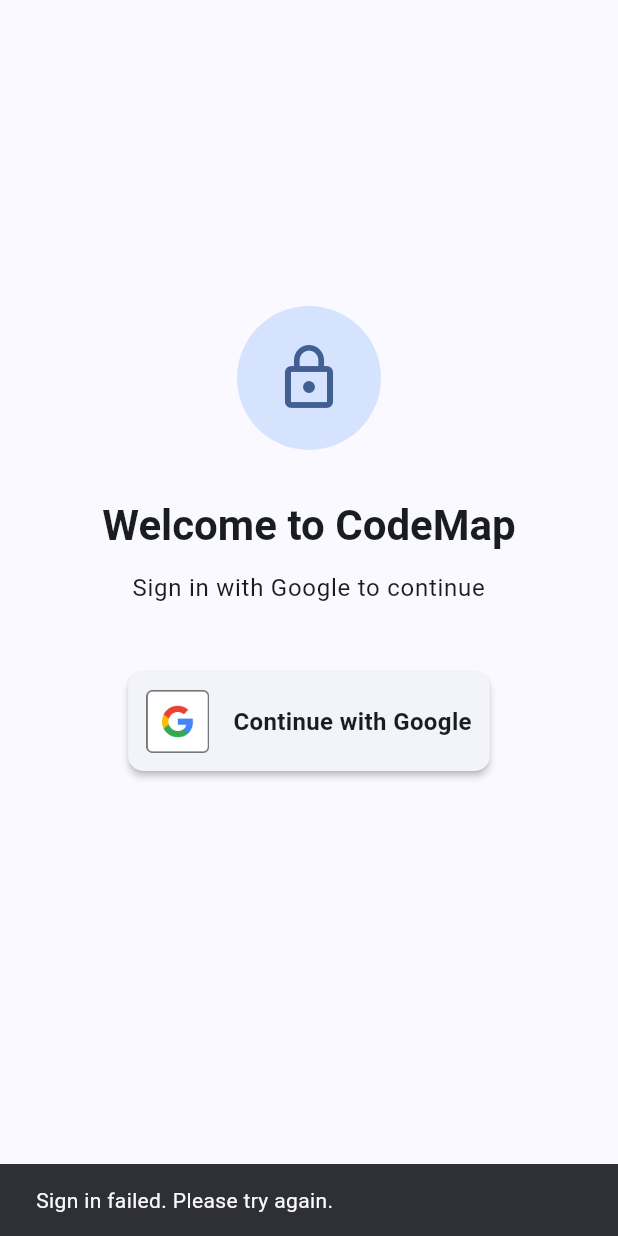
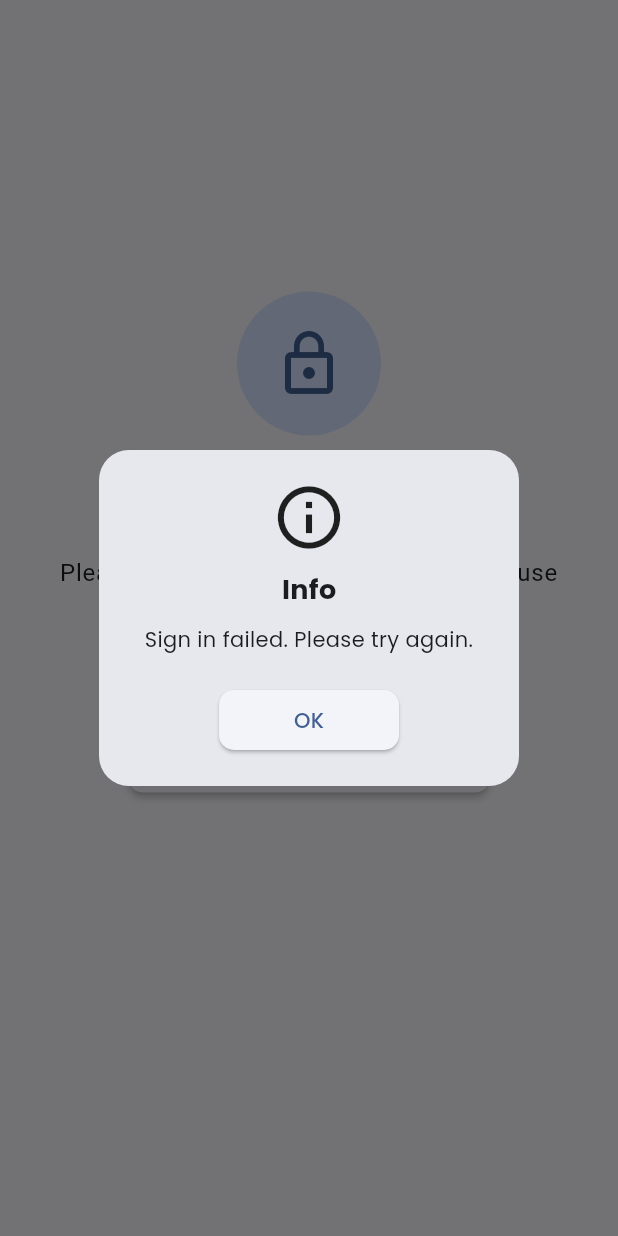
Before and after one commit to Diaz1401/CodeMap, a Flutter app: the screen it shows after launch, after a tap on "Continue with Google", on a phone screen of 412 x 824 dp. Run offline on Flutter 3.47's test engine with Material 3 defaults, Android fonts, the phone set to English and light mode, and no system bars; our stand-ins replace firebase_auth, firebase_core, firebase_database, flutter_markdown_plus, google_fonts, google_sign_in; accounts and stored records are empty.

```diff
--- a/lib/l10n/app_en.arb
+++ b/lib/l10n/app_en.arb
@@ -12,5 +12,10 @@
     "resultNoCode": "No code analyzed yet.",
     "navbarInputCode": "Input Code",
     "navbarResults": "Result",
-    "navbarSetting": "Setting"
+    "navbarSetting": "Setting",
+    "titleWelcome": "Welcome to CodeMap",
+    "msgInputLimitReached": "Account code input limit reached. Please try again 6 hours later.",
+    "msgContinueWithGoogle": "Please continue with Google account to use this app.",
+    "btnContinueWithGoogle": "Continue with Google",
+    "msgSignInFailed": "Sign in failed. Please try again."
 }
--- a/lib/l10n/app_localizations.dart
+++ b/lib/l10n/app_localizations.dart
@@ -181,6 +181,36 @@ abstract class AppLocalizations {
   /// In en, this message translates to:
   /// **'Setting'**
   String get navbarSetting;
+
+  /// No description provided for @titleWelcome.
+  ///
+  /// In en, this message translates to:
+  /// **'Welcome to CodeMap'**
+  String get titleWelcome;
+
+  /// No description provided for @msgInputLimitReached.
+  ///
+  /// In en, this message translates to:
+  /// **'Account code input limit reached. Please try again 6 hours later.'**
+  String get msgInputLimitReached;
+
+  /// No description provided for @msgContinueWithGoogle.
+  ///
+  /// In en, this message translates to:
+  /// **'Please continue with Google account to use this app.'**
+  String get msgContinueWithGoogle;
+
+  /// No description provided for @btnContinueWithGoogle.
+  ///
+  /// In en, this message translates to:
+  /// **'Continue with Google'**
+  String get btnContinueWithGoogle;
+
+  /// No description provided for @msgSignInFailed.
+  ///
+  /// In en, this message translates to:
+  /// **'Sign in failed. Please try again.'**
+  String get msgSignInFailed;
 }
 
 class _AppLocalizationsDelegate
--- a/lib/l10n/app_localizations_en.dart
+++ b/lib/l10n/app_localizations_en.dart
@@ -49,4 +49,21 @@ class AppLocalizationsEn extends AppLocalizations {
 
   @override
   String get navbarSetting => 'Setting';
+
+  @override
+  String get titleWelcome => 'Welcome to CodeMap';
+
+  @override
+  String get msgInputLimitReached =>
+      'Account code input limit reached. Please try again 6 hours later.';
+
+  @override
+  String get msgContinueWithGoogle =>
+      'Please continue with Google account to use this app.';
+
+  @override
+  String get btnContinueWithGoogle => 'Continue with Google';
+
+  @override
+  String get msgSignInFailed => 'Sign in failed. Please try again.';
 }
--- a/lib/pages/signin_page.dart
+++ b/lib/pages/signin_page.dart
@@ -1,7 +1,8 @@
+import 'package:codemap/l10n/app_localizations.dart';
 import 'package:codemap/services/google_signin_service.dart';
+import 'package:codemap/utils/util.dart';
 import 'package:firebase_auth/firebase_auth.dart';
 import 'package:flutter/material.dart';
-import 'package:google_sign_in/google_sign_in.dart';
 import '../main_navigation.dart';
 
 class LoginPage extends StatelessWidget {
@@ -30,7 +31,7 @@ class LoginPage extends StatelessWidget {
               ),
               const SizedBox(height: 32),
               Text(
-                'Welcome to CodeMap',
+                AppLocalizations.of(context)!.titleWelcome,
                 style: Theme.of(context).textTheme.headlineMedium?.copyWith(
                   fontWeight: FontWeight.bold,
                 ),
@@ -38,7 +39,7 @@ class LoginPage extends StatelessWidget {
               ),
               const SizedBox(height: 12),
               Text(
-                'Sign in with Google to continue',
+                AppLocalizations.of(context)!.msgContinueWithGoogle,
                 style: Theme.of(context).textTheme.bodyLarge,
                 textAlign: TextAlign.center,
               ),
@@ -52,10 +53,9 @@ class LoginPage extends StatelessWidget {
                       MaterialPageRoute(builder: (_) => const MainNavigation()),
                     );
                   } else {
-                    ScaffoldMessenger.of(context).showSnackBar(
-                      SnackBar(
-                        content: Text('Sign in failed. Please try again.'),
-                      ),
+                    utilShowDialog(
+                      context,
+                      AppLocalizations.of(context)!.msgSignInFailed,
                     );
                   }
                 },
@@ -80,8 +80,8 @@ class LoginPage extends StatelessWidget {
                           fit: BoxFit.contain,
                         ),
                         const SizedBox(width: 16),
-                        const Text(
-                          'Continue with Google',
+                        Text(
+                          AppLocalizations.of(context)!.btnContinueWithGoogle,
                           style: TextStyle(
                             fontSize: 16,
                             fontWeight: FontWeight.w600,
--- a/lib/services/google_signin_service.dart
+++ b/lib/services/google_signin_service.dart
@@ -29,7 +29,7 @@ class GoogleSignInService {
     final userCredential = await _auth.signInWithCredential(credential);
 
     // Return the authenticated user.
-    Util.printDebug("SIGNIN", "User: ${userCredential.user}");
+    printDebug("SIGNIN", "User: ${userCredential.user}");
     return userCredential.user;
   }
 
--- a/lib/utils/util.dart
+++ b/lib/utils/util.dart
@@ -1,9 +1,66 @@
 import 'package:flutter/foundation.dart';
+import 'package:flutter/material.dart';
+import 'package:google_fonts/google_fonts.dart';
 
-class Util {
-  static void printDebug(String tag, String message) {
-    if (kDebugMode) {
-      debugPrint("CodeMap DEBUG: $tag: $message", wrapWidth: 1024);
-    }
+void printDebug(String tag, String message) {
+  if (kDebugMode) {
+    debugPrint("CodeMap DEBUG: $tag: $message", wrapWidth: 1024);
   }
 }
+
+void utilShowDialog(BuildContext context, String message) {
+  showDialog(
+    context: context,
+    builder: (BuildContext context) {
+      return Dialog(
+        shape: RoundedRectangleBorder(borderRadius: BorderRadius.circular(20)),
+        child: Padding(
+          padding: const EdgeInsets.all(20),
+          child: Column(
+            mainAxisSize: MainAxisSize.min,
+            children: [
+              const Icon(
+                Icons.info_outline,
+                size: 50,
+              ),
+              const SizedBox(height: 10),
+              Text(
+                "Info",
+                style: GoogleFonts.poppins(
+                  fontSize: 18,
+                  fontWeight: FontWeight.w700,
+                ),
+              ),
+              const SizedBox(height: 10),
+              Text(
+                message,
+                textAlign: TextAlign.center,
+                style: GoogleFonts.poppins(
+                  fontSize: 14,
+                  fontWeight: FontWeight.w400,
+                ),
+              ),
+              const SizedBox(height: 20),
+              ElevatedButton(
+                onPressed: () => Navigator.pop(context),
+                style: ElevatedButton.styleFrom(
+                  shape: RoundedRectangleBorder(
+                    borderRadius: BorderRadius.circular(10),
+                  ),
+                  minimumSize: const Size(120, 40),
+                ),
+                child: Text(
+                  "OK",
+                  style: GoogleFonts.poppins(
+                    fontSize: 14,
+                    fontWeight: FontWeight.w500,
+                  ),
+                ),
+              ),
+            ],
+          ),
+        ),
+      );
+    },
+  );
+}
--- a/pubspec.yaml
+++ b/pubspec.yaml
@@ -44,6 +44,7 @@ dependencies:
   firebase_core: ^3.14.0
   firebase_auth: ^5.6.0
   firebase_database: ^11.3.7
+  google_fonts: ^6.2.1
 
 dev_dependencies:
   flutter_test:
```
Also changed, not shown: lib/l10n/app_id.arb (+6 -1 lines), lib/l10n/app_localizations_id.dart (+17 -0 lines), lib/pages/codeinput_page.dart (+4 -6 lines), lib/services/api_service.dart (+5 -5 lines), pubspec.lock.
